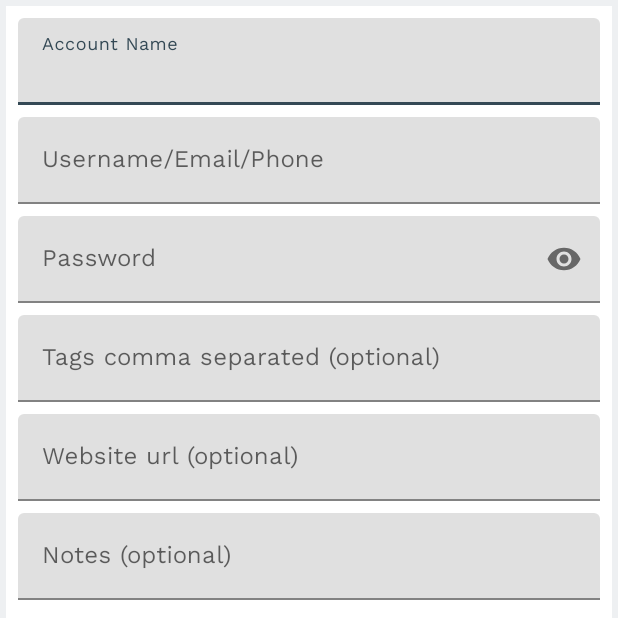
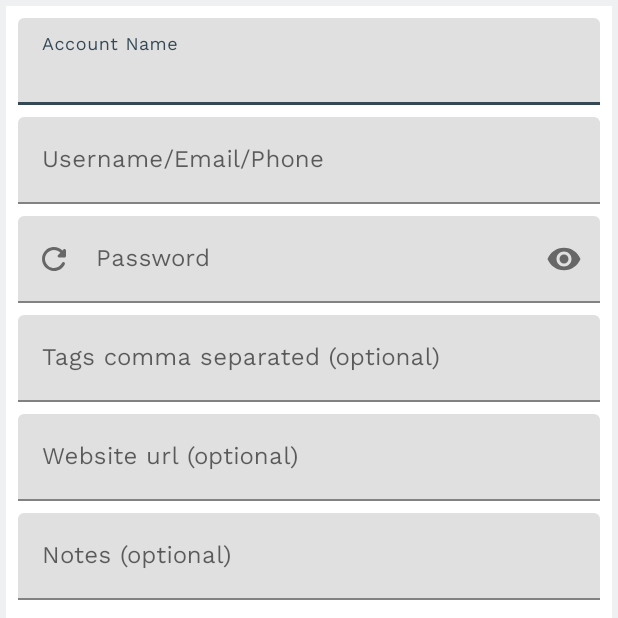
Before and after one commit to yogeshpaliyal/KeyPass, an Android app: the DetailActivity screen opened directly, with no data from a screen before it, on a phone screen of 412 x 824 dp, the top half of it. Run offline under Robolectric (Android 15) with nearby library versions, the phone set to English and light mode, and no system bars; our stand-ins replace Room's generated code, data binding; libraries missing offline, so code that uses them is left out: com.yogeshpaliyal.universal_adapter.

Commit message:
Added option to create password when adding new account

```diff
--- a/app/src/main/java/com/yogeshpaliyal/keypass/ui/detail/DetailActivity.kt
+++ b/app/src/main/java/com/yogeshpaliyal/keypass/ui/detail/DetailActivity.kt
@@ -13,6 +13,7 @@ import com.google.android.material.dialog.MaterialAlertDialogBuilder
 import com.yogeshpaliyal.keypass.AppDatabase
 import com.yogeshpaliyal.keypass.R
 import com.yogeshpaliyal.keypass.databinding.FragmentDetailBinding
+import com.yogeshpaliyal.keypass.utils.PasswordGenerator
 import com.yogeshpaliyal.keypass.utils.initViewModel
 import kotlinx.coroutines.Dispatchers
 import kotlinx.coroutines.launch
@@ -63,7 +64,18 @@ class DetailActivity : AppCompatActivity() {
 
         if (accountId > 0) {
             binding.bottomAppBar.replaceMenu(R.menu.bottom_app_bar_detail)
+
+            binding.tilPassword.startIconDrawable = null
+        }else{
+            binding.tilPassword.setStartIconDrawable(R.drawable.ic_round_refresh_24)
+
+            binding.tilPassword.setStartIconOnClickListener {
+                binding.etPassword.setText(PasswordGenerator().generatePassword())
+            }
         }
+
+
+
         binding.bottomAppBar.setNavigationOnClickListener {
             onBackPressed()
         }
@@ -75,6 +87,7 @@ class DetailActivity : AppCompatActivity() {
 
             return@setOnMenuItemClickListener false
         }
+
 
         binding.btnSave.setOnClickListener {
             lifecycleScope.launch(Dispatchers.IO) {
--- a/app/src/main/java/com/yogeshpaliyal/keypass/ui/settings/MySettingsFragment.kt
+++ b/app/src/main/java/com/yogeshpaliyal/keypass/ui/settings/MySettingsFragment.kt
@@ -37,7 +37,7 @@ class MySettingsFragment : PreferenceFragmentCompat() {
     override fun onPreferenceTreeClick(preference: Preference?): Boolean {
         when(preference?.key){
             "feedback" -> {
-                context?.email("Feedback to KeyPass", "techpaliyal@gmail.com")
+                context?.email("Feedback to KeyPass", "yogeshpaliyal.foss@gmail.com")
                 return true
             }
 
--- a/app/src/main/java/com/yogeshpaliyal/keypass/utils/IntentHelper.kt
+++ b/app/src/main/java/com/yogeshpaliyal/keypass/utils/IntentHelper.kt
@@ -20,7 +20,7 @@ fun Context.email(
     email: String = "",
     subject: String = "",
     text: String = ""
-): Boolean {
+) {
     val intent = Intent(Intent.ACTION_SENDTO)
     intent.data = Uri.parse("mailto:")
 
@@ -33,11 +33,7 @@ fun Context.email(
     if (text.isNotEmpty())
         intent.putExtra(Intent.EXTRA_TEXT, text)
 
-    if (intent.resolveActivity(packageManager) != null) {
         startActivity(Intent.createChooser(intent, chooserTitle))
-        return true
-    }
-    return false
 
 }
 
--- a/app/src/main/java/com/yogeshpaliyal/keypass/utils/PasswordGenerator.kt
+++ b/app/src/main/java/com/yogeshpaliyal/keypass/utils/PasswordGenerator.kt
@@ -3,6 +3,8 @@ package com.yogeshpaliyal.keypass.utils
 class PasswordGenerator(private var length: Int, private var includeUpperCaseLetters : Boolean,
                         private var includeLowerCaseLetters : Boolean,
                         private var includeSymbols : Boolean, private var includeNumbers: Boolean) {
+
+    constructor() : this(10,true, true, true, true)
 
     private val UPPER_CASE = 0
     private val LOWER_CASE = 1
--- /dev/null
+++ b/app/src/main/res/drawable/ic_round_refresh_24.xml
@@ -0,0 +1,10 @@
+<vector xmlns:android="http://schemas.android.com/apk/res/android"
+    android:width="24dp"
+    android:height="24dp"
+    android:viewportWidth="24"
+    android:viewportHeight="24"
+    android:tint="?attr/colorControlNormal">
+  <path
+      android:fillColor="@android:color/white"
+      android:pathData="M17.65,6.35c-1.63,-1.63 -3.94,-2.57 -6.48,-2.31 -3.67,0.37 -6.69,3.35 -7.1,7.02C3.52,15.91 7.27,20 12,20c3.19,0 5.93,-1.87 7.21,-4.56 0.32,-0.67 -0.16,-1.44 -0.9,-1.44 -0.37,0 -0.72,0.2 -0.88,0.53 -1.13,2.43 -3.84,3.97 -6.8,3.31 -2.22,-0.49 -4.01,-2.3 -4.48,-4.52C5.31,9.44 8.26,6 12,6c1.66,0 3.14,0.69 4.22,1.78l-1.51,1.51c-0.63,0.63 -0.19,1.71 0.7,1.71H19c0.55,0 1,-0.45 1,-1V6.41c0,-0.89 -1.08,-1.34 -1.71,-0.71l-0.64,0.65z"/>
+</vector>
--- a/app/src/main/res/layout/fragment_detail.xml
+++ b/app/src/main/res/layout/fragment_detail.xml
@@ -76,6 +76,7 @@
                 android:id="@+id/tilPassword"
                 android:layout_height="wrap_content"
                 android:hint="Password"
+                app:startIconDrawable="@drawable/ic_round_refresh_24"
                 app:passwordToggleEnabled="true">
 
                 <com.google.android.material.textfield.TextInputEditText
```
Also changed, not shown: app/build.gradle (+11 -3 lines), 1 other file.
